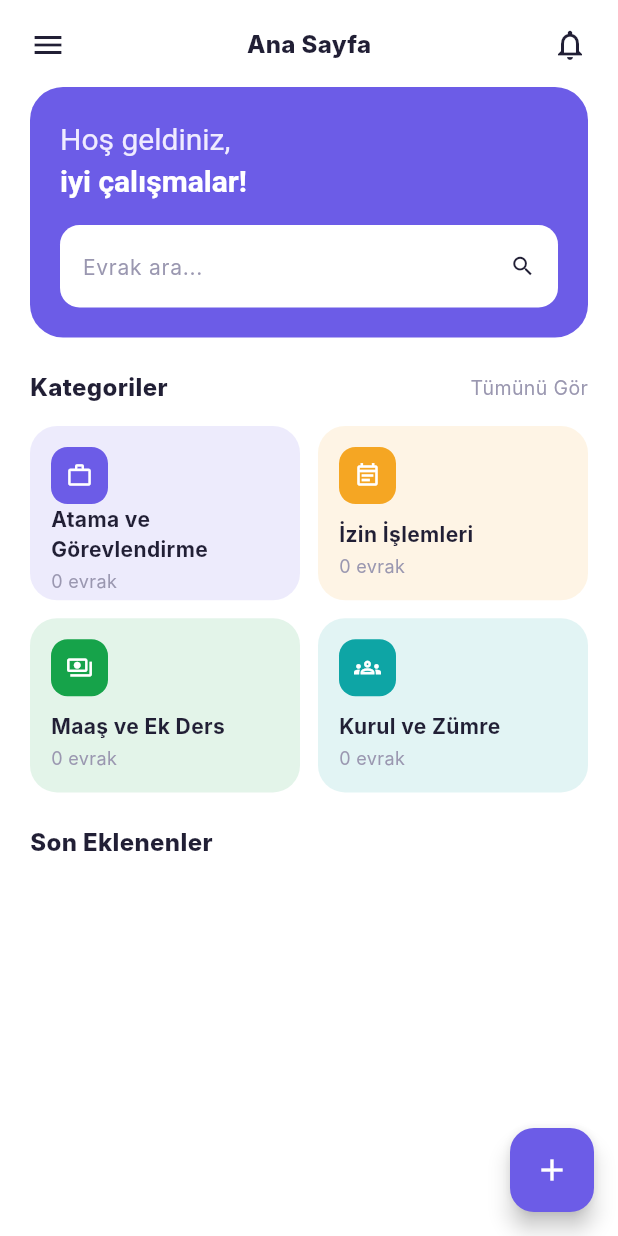
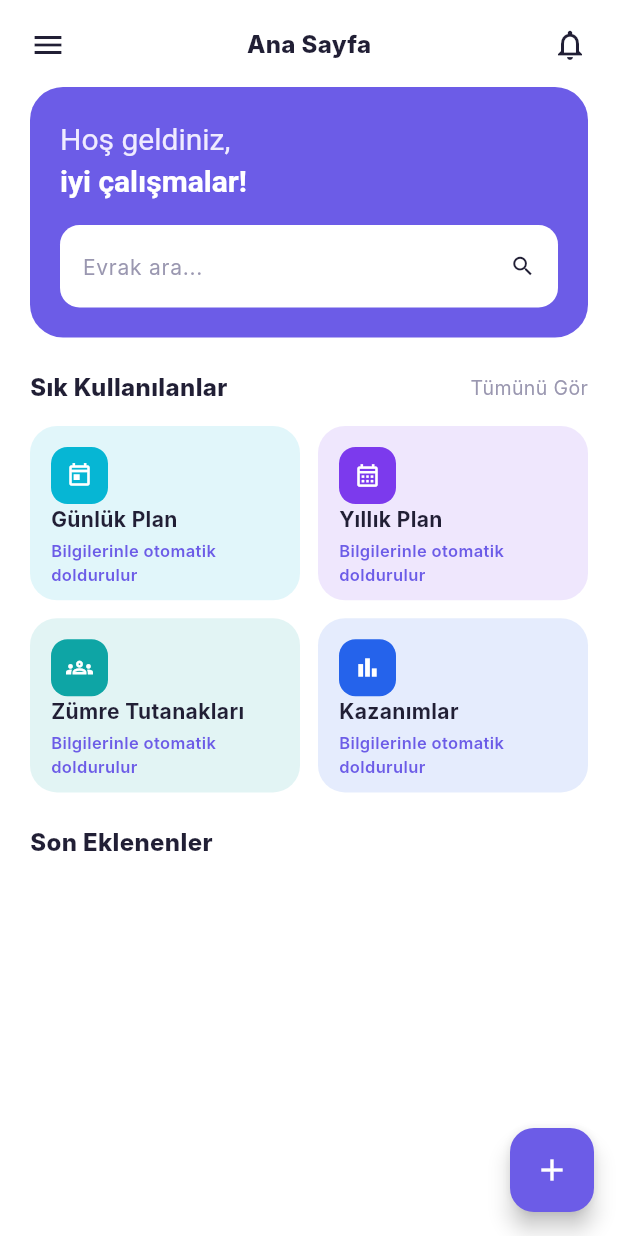
Before and after one commit to anilbatir/EVRAK, a Flutter app: the HomeScreen screen opened directly, on a phone screen of 412 x 824 dp. Run offline on Flutter 3.47's test engine with Material 3 defaults, Android fonts, the phone set to English and light mode, and no system bars; our stand-ins replace pdf, share_plus, shared_preferences, sqflite; accounts and stored records are empty; Roboto replaces fonts that are missing (Inter).

Commit message:
Ana sayfaya "Sık Kullanılanlar" ekle: Günlük Plan, Yıllık Plan, Zümre Tutanakları, Kazanımlar
Bu 4 belge için gerçek şablon metni yazıp uçtan uca çalışır hale getirdim
(profil bilgisiyle otomatik doldurma -> eksik alan formu -> PDF), pilot
belgedeki Görevlendirme Talep Dilekçesi ile aynı yöntemle:

- lib/data/featured_templates.dart: Yıllık Plan (PLN-001), Günlük Plan
  (PLN-002), Kazanımlar (yeni: KZN-001, haftalık kazanım özeti - sınıf
  defterine işlemek için günlük planın kısa hali) ve 3 Zümre Tutanağı
  varyantı (KZM-001/002/003, sene başı/ara dönem/sene sonu). Yıllık
  Plan/Günlük Plan/Kazanımlar; EVRAK'ın müfredat içeriği üretmediği,
  öğretmenin kendi konu/kazanım metnini girdiği resmi evrak
  başlığı+onay bloğu olacak şekilde tasarlandı.
- lib/screens/category_documents_screen.dart: tek pilot şablon özel
  durumu yerine, kategoriye/aramaya uyan tüm aktif şablonları listeleyen
  genel bir yapıya geçirildi.
- lib/screens/home_screen.dart: "Kategoriler" bölümü (ilk 4 kategori,
  sıraya göre) yerine bu 4 belgeyi gösteren "Sık Kullanılanlar" geldi;
  Zümre Tutanakları kartı üç varyantı da içeren kategori ekranını açıyor.
- lib/services/pdf_service.dart: pw.Page -> pw.MultiPage, artık daha
  uzun (serbest metin içeren) belgeler tek sayfaya sığmak zorunda değil.
- test/featured_templates_test.dart: id benzersizliği, her şablonun
  aktif/dolu olması ve gövdedeki her {{alan}}'ın required/optional
  listesinde bildirilmiş olması (aksi halde sessizce boş basılır).

```diff
--- a/lib/screens/home_screen.dart
+++ b/lib/screens/home_screen.dart
@@ -1,6 +1,7 @@
 import 'package:flutter/material.dart';
 import 'package:provider/provider.dart';
 
+import '../data/featured_templates.dart';
 import '../models/document.dart';
 import '../providers/document_provider.dart';
 import '../theme/app_theme.dart';
@@ -9,6 +10,55 @@ import 'categories_screen.dart';
 import 'category_documents_screen.dart';
 import 'document_detail_screen.dart';
 import 'document_form_screen.dart';
+import 'document_template_detail_screen.dart';
+
+/// The four documents featured on the home screen, chosen as the ones
+/// teachers reach for most often. Zümre Tutanakları has three variants
+/// (sene başı / ara dönem / sene sonu) grouped behind one card that opens
+/// the "Kurul ve Zümre" category browse screen.
+class _FeaturedEntry {
+  const _FeaturedEntry({required this.title, required this.icon, required this.color, required this.onTap});
+
+  final String title;
+  final IconData icon;
+  final Color color;
+  final void Function(BuildContext context) onTap;
+}
+
+final List<_FeaturedEntry> _featuredEntries = [
+  _FeaturedEntry(
+    title: gunlukPlanTemplate.title,
+    icon: Icons.today_outlined,
+    color: const Color(0xFF06B6D4),
+    onTap: (context) => Navigator.of(context).push(
+      MaterialPageRoute(builder: (_) => const DocumentTemplateDetailScreen(template: gunlukPlanTemplate)),
+    ),
+  ),
+  _FeaturedEntry(
+    title: yillikPlanTemplate.title,
+    icon: Icons.calendar_month_outlined,
+    color: const Color(0xFF7C3AED),
+    onTap: (context) => Navigator.of(context).push(
+      MaterialPageRoute(builder: (_) => const DocumentTemplateDetailScreen(template: yillikPlanTemplate)),
+    ),
+  ),
+  _FeaturedEntry(
+    title: 'Zümre Tutanakları',
+    icon: Icons.groups_outlined,
+    color: const Color(0xFF0EA5A5),
+    onTap: (context) => Navigator.of(context).push(
+      MaterialPageRoute(builder: (_) => const CategoryDocumentsScreen(category: 'Kurul ve Zümre')),
+    ),
+  ),
+  _FeaturedEntry(
+    title: kazanimlarTemplate.title,
+    icon: Icons.bar_chart_outlined,
+    color: const Color(0xFF2563EB),
+    onTap: (context) => Navigator.of(context).push(
+      MaterialPageRoute(builder: (_) => const DocumentTemplateDetailScreen(template: kazanimlarTemplate)),
+    ),
+  ),
+];
 
 class HomeScreen extends StatelessWidget {
   const HomeScreen({super.key});
@@ -123,7 +173,7 @@ class HomeScreen extends StatelessWidget {
               Row(
                 mainAxisAlignment: MainAxisAlignment.spaceBetween,
                 children: [
-                  Text('Kategoriler', style: TextStyle(fontSize: 16, fontWeight: FontWeight.w800, color: textPrimary)),
+                  Text('Sık Kullanılanlar', style: TextStyle(fontSize: 16, fontWeight: FontWeight.w800, color: textPrimary)),
                   GestureDetector(
                     onTap: () => Navigator.of(context).push(
                       MaterialPageRoute(builder: (_) => const CategoriesScreen()),
@@ -140,15 +190,13 @@ class HomeScreen extends StatelessWidget {
                 crossAxisSpacing: 12,
                 mainAxisSpacing: 12,
                 childAspectRatio: 1.55,
-                children: evrakCategories.take(4).map((cat) {
-                  return _CategoryCard(
-                    category: cat,
-                    count: provider.countForCategory(cat.name),
+                children: _featuredEntries.map((entry) {
+                  return _FeaturedCard(
+                    entry: entry,
                     isDark: isDark,
                     cardBg: cardBg,
                     cardBorder: isDark ? cardBorder : null,
                     textPrimary: textPrimary,
-                    textSecondary: textSecondary,
                   );
                 }).toList(),
               ),
@@ -173,38 +221,30 @@ class HomeScreen extends StatelessWidget {
   }
 }
 
-class _CategoryCard extends StatelessWidget {
-  const _CategoryCard({
-    required this.category,
-    required this.count,
+class _FeaturedCard extends StatelessWidget {
+  const _FeaturedCard({
+    required this.entry,
     required this.isDark,
     required this.cardBg,
     required this.cardBorder,
     required this.textPrimary,
-    required this.textSecondary,
   });
 
-  final EvrakCategory category;
-  final int count;
+  final _FeaturedEntry entry;
   final bool isDark;
   final Color? cardBg;
   final Color? cardBorder;
   final Color textPrimary;
-  final Color textSecondary;
 
   @override
   Widget build(BuildContext context) {
     return InkWell(
       borderRadius: BorderRadius.circular(18),
-      onTap: () {
-        Navigator.of(context).push(
-          MaterialPageRoute(builder: (_) => CategoryDocumentsScreen(category: category.name)),
-        );
-      },
+      onTap: () => entry.onTap(context),
       child: Container(
         padding: const EdgeInsets.all(14),
         decoration: BoxDecoration(
-          color: cardBg ?? category.color.withValues(alpha: 0.12),
+          color: cardBg ?? entry.color.withValues(alpha: 0.12),
           borderRadius: BorderRadius.circular(18),
           border: cardBorder != null ? Border.all(color: cardBorder!) : null,
         ),
@@ -214,13 +254,13 @@ class _CategoryCard extends StatelessWidget {
             Container(
               width: 38,
               height: 38,
-              decoration: BoxDecoration(color: category.color, borderRadius: BorderRadius.circular(11)),
-              child: Icon(category.icon, color: Colors.white, size: 18),
+              decoration: BoxDecoration(color: entry.color, borderRadius: BorderRadius.circular(11)),
+              child: Icon(entry.icon, color: Colors.white, size: 18),
             ),
             const Spacer(),
-            Text(category.name, style: TextStyle(fontSize: 14, fontWeight: FontWeight.w700, color: textPrimary)),
+            Text(entry.title, style: TextStyle(fontSize: 14, fontWeight: FontWeight.w700, color: textPrimary)),
             const SizedBox(height: 3),
-            Text('$count evrak', style: TextStyle(fontSize: 12, color: textSecondary)),
+            const Text('Bilgilerinle otomatik doldurulur', style: TextStyle(fontSize: 11, color: AppColors.accent, fontWeight: FontWeight.w600)),
           ],
         ),
       ),
--- a/lib/utils/field_labels.dart
+++ b/lib/utils/field_labels.dart
@@ -27,8 +27,13 @@ const Map<String, String> _fieldLabels = {
   'parent.fullName': 'Veli Adı Soyadı',
   'meeting.date': 'Toplantı Tarihi',
   'meeting.topic': 'Toplantı Konusu',
+  'meeting.decisions': 'Alınan Kararlar',
   'leave.startDate': 'İzin Başlangıç Tarihi',
   'leave.endDate': 'İzin Bitiş Tarihi',
+  'lesson.subject': 'Ders Adı',
+  'lesson.gradeLevel': 'Sınıf/Şube',
+  'lesson.topic': 'Konu',
+  'plan.content': 'Konular ve Kazanımlar',
 };
 
 String fieldLabel(String key) => _fieldLabels[key] ?? key;
```
Also changed, not shown: lib/data/featured_templates.dart (added, +261 -0 lines), lib/screens/category_documents_screen.dart (+24 -9 lines), lib/services/pdf_service.dart (+2 -7 lines), 1 other file.
